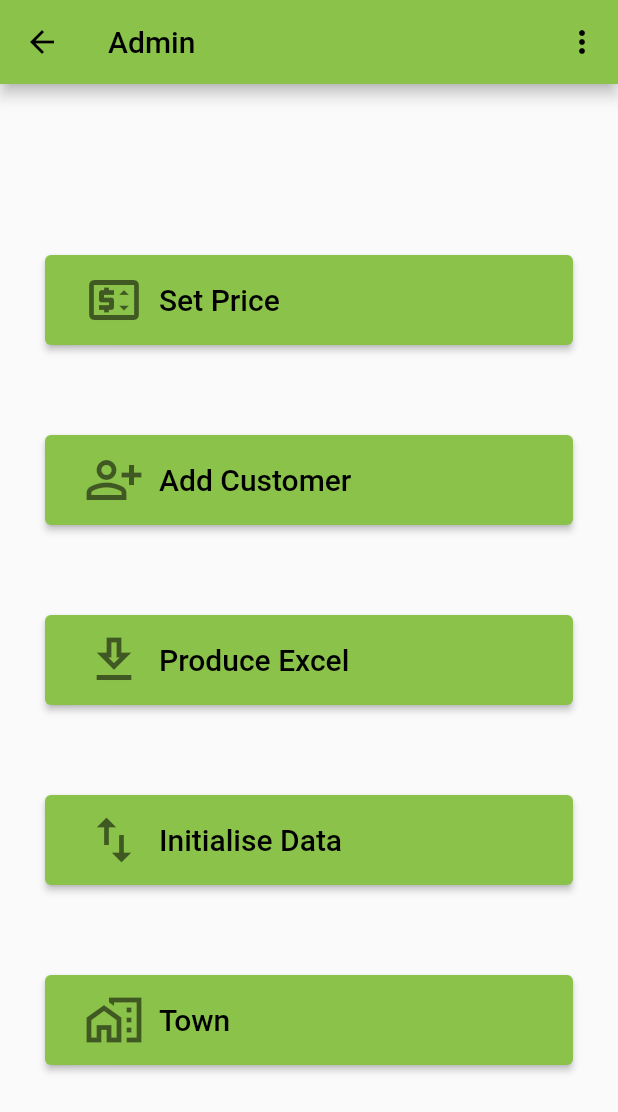
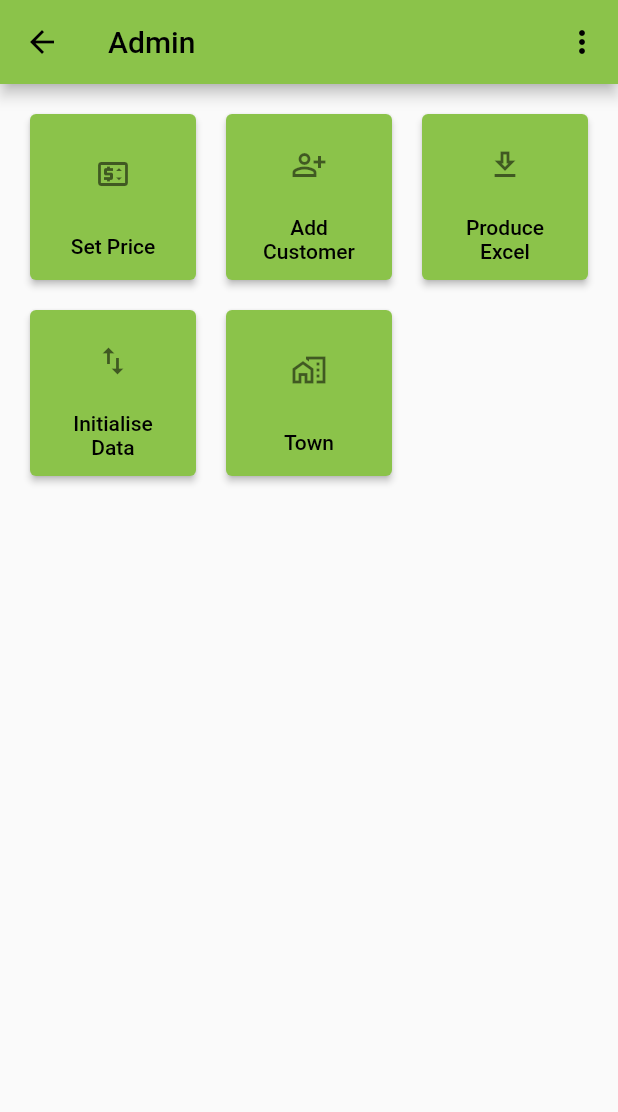
Before and after one commit to MinkhantEain/electricity_plus, a Flutter app: the AdminView screen opened directly, on a phone screen of 412 x 824 dp. Shown: the top 1112 px of the screen. Run offline on Flutter 3.47's test engine with Material 2 defaults, Android fonts, the phone set to English and light mode, and no system bars; our stand-ins replace bloc, cloud_firestore, equatable, file_picker, firebase_auth, firebase_core and 5 more; missing offline and left inert: bluetooth_print, esc_pos_utils_plus, excel, flutter_barcode_scanner, flutter_pos_printer_platform, print_bluetooth_thermal; accounts and stored records are empty.

Commit message:
change home_page_view and admin_view to gridview

```diff
--- a/lib/utilities/custom_button.dart
+++ b/lib/utilities/custom_button.dart
@@ -23,36 +23,74 @@ Widget CustomButton({
   );
 }
 
+// Container HomePageButton(
+//     {
+//     required IconData icon,
+//     required String text,
+//     required VoidCallback onPressed}) {
+//   return Container(
+//     padding: const EdgeInsets.all(30.0),
+//     child: SizedBox(
+//       width: double.infinity,
+//       height: 60,
+//       child: ElevatedButton(
+//         onPressed: onPressed,
+//         child:  Row(
+//           mainAxisAlignment: MainAxisAlignment.start,
+//           children: [
+//             const SizedBox(
+//               width: 10,
+//             ),
+//             Icon(
+//               icon,
+//               color: Colors.black54,
+//               size: 40,
+//             ),
+//             const SizedBox(
+//               width: 10,
+//             ),
+//             Text(
+//               text,
+//               style: const TextStyle(fontSize: 20),
+//             ),
+//           ],
+//         ),
+//       ),
+//     ),
+//   );
+// }
 Container HomePageButton(
     {
     required IconData icon,
     required String text,
     required VoidCallback onPressed}) {
   return Container(
-    padding: const EdgeInsets.all(30.0),
+    padding: const EdgeInsets.all(10.0),
     child: SizedBox(
-      width: double.infinity,
-      height: 60,
       child: ElevatedButton(
         onPressed: onPressed,
-        child:  Row(
-          mainAxisAlignment: MainAxisAlignment.start,
+        child:  Column(
+          // crossAxisAlignment: CrossAxisAlignment.center,
+          mainAxisAlignment: MainAxisAlignment.spaceEvenly,
           children: [
             const SizedBox(
-              width: 10,
+              // width: 10,
             ),
             Icon(
               icon,
               color: Colors.black54,
-              size: 40,
+              // size: 40,
             ),
             const SizedBox(
-              width: 10,
+              // width: 10,
             ),
-            Text(
+            Container(
+              alignment: Alignment.center,
+              child:Text(
               text,
-              style: const TextStyle(fontSize: 20),
-            ),
+              textAlign: TextAlign.center,
+              // style: const TextStyle(fontSize: 20),
+            )),
           ],
         ),
       ),
--- a/lib/views/operations/admin/admin_view.dart
+++ b/lib/views/operations/admin/admin_view.dart
@@ -78,10 +78,10 @@ class AdminView extends StatelessWidget {
                 )
               ],
             ),
-            body: Padding(
-              padding: const EdgeInsets.all(0.0),
-              child: Column(
-                mainAxisAlignment: MainAxisAlignment.center,
+            body:
+            GridView.count(
+            padding: const EdgeInsets.all(10),
+            crossAxisCount: 3,
                 children: [
                   HomePageButton(
                     icon: Icons.price_change_outlined,
@@ -136,7 +136,6 @@ class AdminView extends StatelessWidget {
                     },
                   ),
                 ],
-              ),
             ),
           );
 
--- a/lib/views/operations/home_page_view.dart
+++ b/lib/views/operations/home_page_view.dart
@@ -1,4 +1,3 @@
-
 import 'package:electricity_plus/services/cloud/operation/operation_bloc.dart';
 import 'package:electricity_plus/services/cloud/operation/operation_event.dart';
 import 'package:electricity_plus/services/cloud/operation/operation_state.dart';
@@ -14,7 +13,6 @@ class HomePageView extends StatefulWidget {
 }
 
 class _HomePageViewState extends State<HomePageView> {
-
   @override
   Widget build(BuildContext context) {
     return BlocBuilder<OperationBloc, OperationState>(
@@ -23,19 +21,21 @@ class _HomePageViewState extends State<HomePageView> {
         return Scaffold(
           appBar: AppBar(
             actions: [
-              IconButton(onPressed: () {
-                context.read<OperationBloc>().add(const OperationEventChooseBluetooth());
-              }, icon: const Icon(Icons.print_outlined)),
+              IconButton(
+                  onPressed: () {
+                    context
+                        .read<OperationBloc>()
+                        .add(const OperationEventChooseBluetooth());
+                  },
+                  icon: const Icon(Icons.print_outlined)),
               AppBarMenu(context),
             ],
             title: Text("Town: ${state.townName}"),
           ),
-          body: Padding(
-            padding: const EdgeInsets.all(0.0),
-            child: Column(
-              mainAxisAlignment: MainAxisAlignment.center,
+          body: GridView.count(
+            padding: const EdgeInsets.all(10),
+            crossAxisCount: 3,
             children: [
-
               HomePageButton(
                 icon: Icons.receipt_long_outlined,
                 text: "Bill",
@@ -80,7 +80,57 @@ class _HomePageViewState extends State<HomePageView> {
               ),
             ],
           ),
-          ),
+          // body: Padding(
+          //   padding: const EdgeInsets.all(0.0),
+          //   child: Column(
+          //     mainAxisAlignment: MainAxisAlignment.center,
+          //     children: [
+
+          //       HomePageButton(
+          //         icon: Icons.receipt_long_outlined,
+          //         text: "Bill",
+          //         onPressed: () {
+          //           context
+          //               .read<OperationBloc>()
+          //               .add(const OperationEventCustomerReceiptSearch(
+          //                 isSearching: false,
+          //                 userInput: '',
+          //               ));
+          //         },
+          //       ),
+          //       HomePageButton(
+          //         icon: Icons.flag_outlined,
+          //         text: "Flagged Customer",
+          //         onPressed: () {
+          //           context.read<OperationBloc>().add(
+          //               const OperationEventFlagCustomerSearch(
+          //                   userInput: '', isSearching: false));
+          //         },
+          //       ),
+          //       HomePageButton(
+          //         icon: Icons.assignment_turned_in_outlined,
+          //         text: "Electric Log",
+          //         onPressed: () {
+          //           context
+          //               .read<OperationBloc>()
+          //               .add(const OperationEventElectricLogSearch(
+          //                 isSearching: false,
+          //                 userInput: '',
+          //               ));
+          //         },
+          //       ),
+          //       HomePageButton(
+          //         icon: Icons.assignment_ind_outlined,
+          //         text: "Admin",
+          //         onPressed: () {
+          //           context
+          //               .read<OperationBloc>()
+          //               .add(const OperationEventAdminView());
+          //         },
+          //       ),
+          //     ],
+          //   ),
+          // ),
         );
       },
     );
```
Lines whose indentation alone changed are shown as unchanged.
